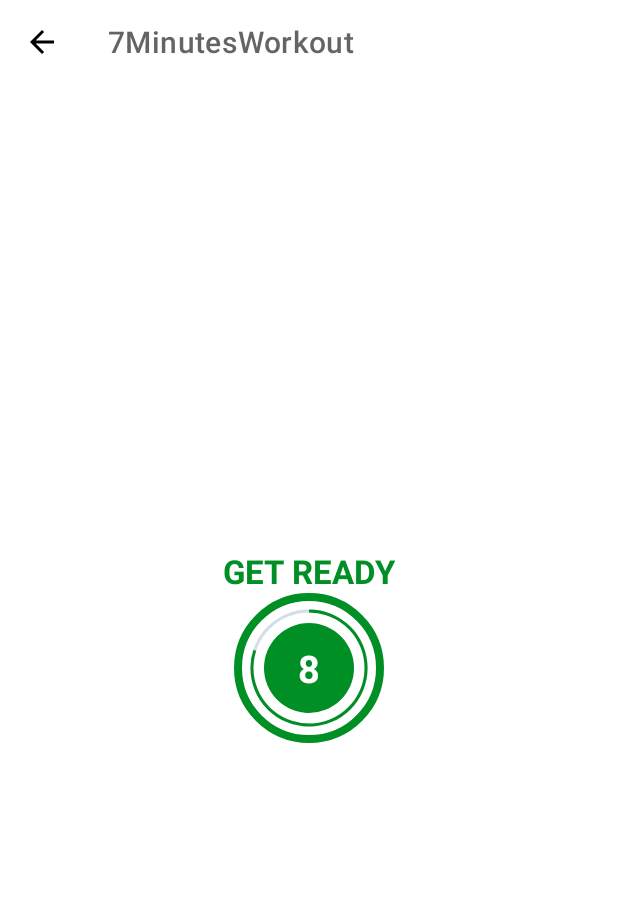
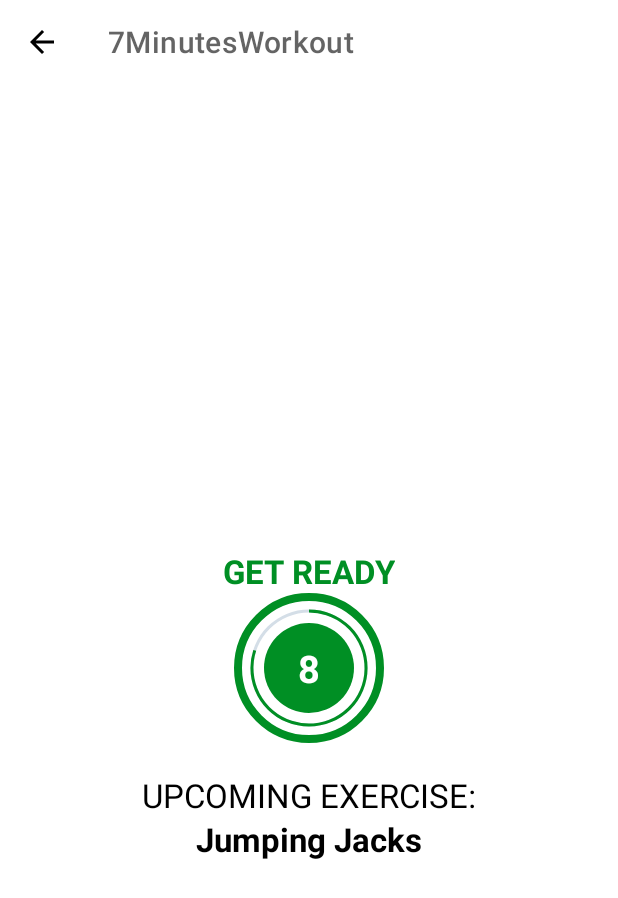
Before and after one commit to gamarmustafa/Udemy-Kotlin-Course, an Android app: the ExerciseActivity screen opened directly, with no data from a screen before it, on a phone screen of 412 x 824 dp. Shown: the top 898 px of the screen. Run offline under Robolectric (Android 15) with nearby library versions, the phone set to English and light mode, and no system bars.

Commit message:
implement text to speech functionality

```diff
--- a/7MinWorkoutApp/app/src/main/AndroidManifest.xml
+++ b/7MinWorkoutApp/app/src/main/AndroidManifest.xml
@@ -2,6 +2,12 @@
 <manifest xmlns:android="http://schemas.android.com/apk/res/android"
     xmlns:tools="http://schemas.android.com/tools"
     package="com.example.a7minutesworkout">
+
+    <queries>
+        <intent>
+            <action android:name="android.intent.action.TTS_SERVICE" />
+        </intent>
+    </queries>
 
     <application
         android:allowBackup="true"
--- a/7MinWorkoutApp/app/src/main/java/com/example/a7minutesworkout/ExerciseActivity.kt
+++ b/7MinWorkoutApp/app/src/main/java/com/example/a7minutesworkout/ExerciseActivity.kt
@@ -3,12 +3,20 @@ package com.example.a7minutesworkout
 import androidx.appcompat.app.AppCompatActivity
 import android.os.Bundle
 import android.os.CountDownTimer
+import android.speech.tts.TextToSpeech
+import android.util.Log
 import android.view.View
 import android.widget.Toast
 import com.example.a7minutesworkout.databinding.ActivityExerciseBinding
+import java.util.*
+import kotlin.collections.ArrayList
 
 
-class ExerciseActivity : AppCompatActivity() {
+class ExerciseActivity : AppCompatActivity(), TextToSpeech.OnInitListener {
+
+
+
+    private var tts: TextToSpeech? = null
 
     private var binding: ActivityExerciseBinding? = null
 
@@ -18,13 +26,20 @@ class ExerciseActivity : AppCompatActivity() {
     private var exerciseTimer: CountDownTimer? = null
     private var exerciseProgress = 0
 
-    private var exerciseList :ArrayList<ExerciseModel>? =null
-    private var currentExercisePosition= -1
+    private var exerciseList: ArrayList<ExerciseModel>? = null
+    private var currentExercisePosition = -1
 
     override fun onCreate(savedInstanceState: Bundle?) {
         super.onCreate(savedInstanceState)
         binding = ActivityExerciseBinding.inflate(layoutInflater)
         setContentView(binding?.root)
+
+        //text to speech part
+
+        tts = TextToSpeech(this,this)
+
+
+
 
         //toolbar
         setSupportActionBar(binding?.toolbarExercise)
@@ -44,34 +59,26 @@ class ExerciseActivity : AppCompatActivity() {
     private fun setupRestView() {
 
 
+
+
         binding?.flRestView?.visibility = View.VISIBLE
-        binding?.tvTitle?.visibility=View.VISIBLE
-        binding?.tvExerciseName?.visibility=View.INVISIBLE
-        binding?.flExerciseView?.visibility=View.INVISIBLE
-        binding?.ivImage?.visibility=View.INVISIBLE
+        binding?.tvTitle?.visibility = View.VISIBLE
+        binding?.tvExerciseName?.visibility = View.INVISIBLE
+        binding?.flExerciseView?.visibility = View.INVISIBLE
+        binding?.ivImage?.visibility = View.INVISIBLE
+        binding?.tvUpcomingLabel?.visibility = View.VISIBLE
+        binding?.tvUpcomingExercise?.visibility = View.VISIBLE
+
+        binding?.tvUpcomingExercise?.text = exerciseList!![currentExercisePosition+1].getName()
 
         if (restTimer != null) {
             restTimer?.cancel()
             restProgress = 0
         }
+
         setRestProgressBar()
     }
-    private fun setupExerciseView() {
 
-        binding?.flRestView?.visibility = View.INVISIBLE
-        binding?.tvTitle?.visibility=View.INVISIBLE
-        binding?.tvExerciseName?.visibility=View.VISIBLE
-        binding?.flExerciseView?.visibility=View.VISIBLE
-        binding?.ivImage?.visibility=View.VISIBLE
-
-        if (exerciseTimer != null) {
-            exerciseTimer?.cancel()
-            exerciseProgress = 0
-        }
-        binding?.ivImage?.setImageResource(exerciseList!![currentExercisePosition].getImage())
-        binding?.tvExerciseName?.text = exerciseList!![currentExercisePosition].getName()
-        setExerciseProgressBar()
-    }
 
     private fun setRestProgressBar() {
         binding?.progressBar?.progress = restProgress
@@ -81,7 +88,6 @@ class ExerciseActivity : AppCompatActivity() {
                 binding?.progressBar?.progress = 10 - restProgress
                 binding?.tvTimer?.text = (10 - restProgress).toString()
             }
-
             override fun onFinish() {
                 currentExercisePosition++
 
@@ -90,10 +96,33 @@ class ExerciseActivity : AppCompatActivity() {
         }.start()
     }
 
+    private fun setupExerciseView() {
+
+        binding?.flRestView?.visibility = View.INVISIBLE
+        binding?.tvTitle?.visibility = View.INVISIBLE
+        binding?.tvExerciseName?.visibility = View.VISIBLE
+        binding?.flExerciseView?.visibility = View.VISIBLE
+        binding?.ivImage?.visibility = View.VISIBLE
+
+        binding?.tvUpcomingLabel?.visibility = View.INVISIBLE
+        binding?.tvUpcomingExercise?.visibility = View.INVISIBLE
+
+        if (exerciseTimer != null) {
+            exerciseTimer?.cancel()
+            exerciseProgress = 0
+        }
+
+        //tts
+        speakOut(exerciseList!![currentExercisePosition].getName())
+
+        binding?.ivImage?.setImageResource(exerciseList!![currentExercisePosition].getImage())
+        binding?.tvExerciseName?.text = exerciseList!![currentExercisePosition].getName()
+        setExerciseProgressBar()
+    }
 
     private fun setExerciseProgressBar() {
         binding?.progressBarExercise?.progress = exerciseProgress
-        restTimer = object : CountDownTimer(30000, 1000) {
+        exerciseTimer = object : CountDownTimer(30000, 1000) {
             override fun onTick(millisUntilFinished: Long) {
                 exerciseProgress++
                 binding?.progressBarExercise?.progress = 30 - exerciseProgress
@@ -101,13 +130,34 @@ class ExerciseActivity : AppCompatActivity() {
             }
 
             override fun onFinish() {
-                if(currentExercisePosition<exerciseList?.size!!-1){
+                if (currentExercisePosition < exerciseList?.size!! - 1) {
                     setupRestView()
-                }else{
-                    Toast.makeText(this@ExerciseActivity, "Congratulations!", Toast.LENGTH_SHORT).show()
+                } else {
+                    Toast.makeText(this@ExerciseActivity, "Congratulations!", Toast.LENGTH_SHORT)
+                        .show()
                 }
             }
         }.start()
+    }
+
+
+    override fun onInit(status: Int) {
+        Log.d("TTS", "onInit called");
+        if (status == TextToSpeech.SUCCESS) {
+
+            val result = tts!!.setLanguage(Locale.US)
+
+            if (result == TextToSpeech.LANG_MISSING_DATA || result == TextToSpeech.LANG_NOT_SUPPORTED) {
+                Log.e("TTS", "The specified language is not supported")
+            }
+
+        } else {
+            Log.e("TTS", "Initialization Failed")
+        }
+    }
+
+    private fun speakOut(text: String) {
+        tts!!.speak(text, TextToSpeech.QUEUE_FLUSH, null, "")
     }
 
     override fun onDestroy() {
@@ -121,7 +171,14 @@ class ExerciseActivity : AppCompatActivity() {
             exerciseTimer?.cancel()
             exerciseProgress = 0
         }
+        if(tts!=null){
+            tts?.stop()
+            tts?.shutdown()
+        }
+
         binding = null
     }
 
+
+
 }
--- a/7MinWorkoutApp/app/src/main/res/layout/activity_exercise.xml
+++ b/7MinWorkoutApp/app/src/main/res/layout/activity_exercise.xml
@@ -71,6 +71,31 @@
 
     </FrameLayout>
 
+    <TextView
+        android:id="@+id/tvUpcomingLabel"
+        android:layout_width="wrap_content"
+        android:layout_height="wrap_content"
+        android:text="UPCOMING EXERCISE:"
+        android:textColor="@color/black"
+        android:textSize="22sp"
+        android:layout_marginTop="20dp"
+        app:layout_constraintTop_toBottomOf="@id/flRestView"
+        app:layout_constraintEnd_toEndOf="parent"
+        app:layout_constraintStart_toStartOf="parent" />
+    <TextView
+        android:id="@+id/tvUpcomingExercise"
+        android:layout_width="wrap_content"
+        android:layout_height="wrap_content"
+        android:text="Upcoming Exercise Name"
+        android:textColor="@color/black"
+        android:textStyle="bold"
+        android:textSize="22sp"
+        app:layout_constraintTop_toBottomOf="@id/tvUpcomingLabel"
+        app:layout_constraintEnd_toEndOf="parent"
+        app:layout_constraintStart_toStartOf="parent" />
+
+
+
     <ImageView
         android:id="@+id/ivImage"
         android:layout_width="match_parent"
@@ -96,6 +121,7 @@
         tools:visibility="visible" />
 
     <FrameLayout
+        android:layout_marginBottom="5dp"
         android:id="@+id/flExerciseView"
         android:layout_width="100dp"
         android:layout_height="100dp"
```
Also changed, not shown: 1 other file.
